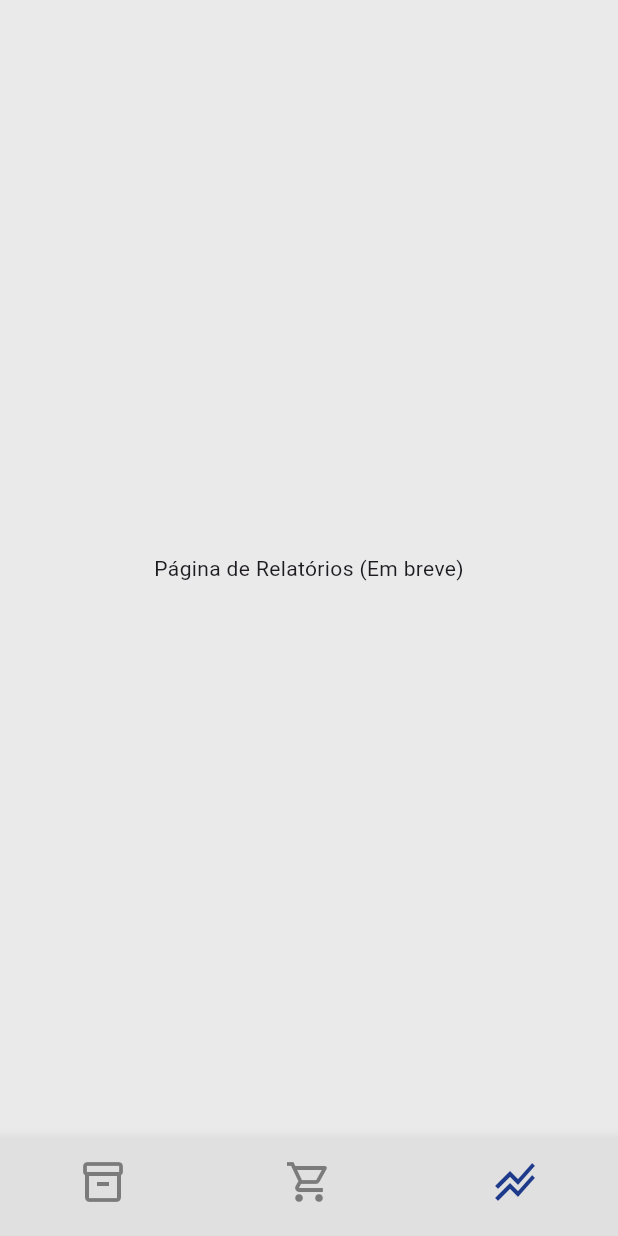
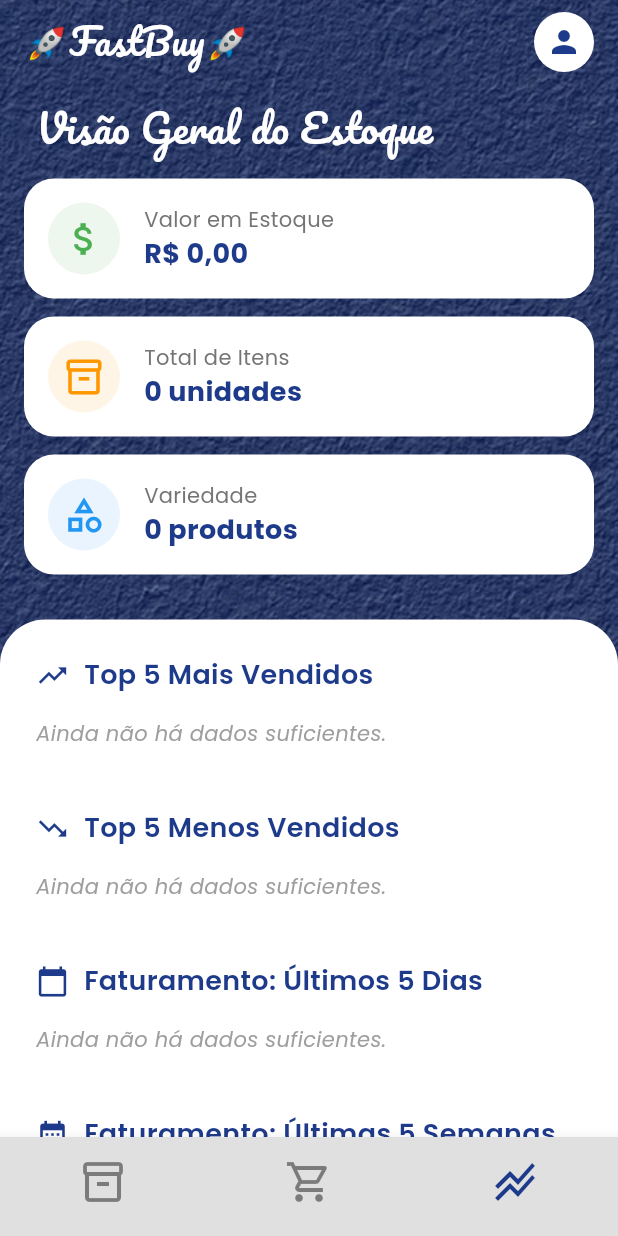
Before and after one commit to Grizzlyess/FastBuy, a Flutter app: the screen it shows after launch, item 3 of the bottom bar chosen, on a phone screen of 412 x 824 dp. Run offline on Flutter 3.47's test engine with Material 3 defaults, Android fonts, the phone set to English and light mode, and no system bars; our stand-ins replace file_picker, google_fonts, sqflite; accounts and stored records are empty; project files that could hold a hidden picture were left out.

Commit message:
Implementando a área de dados

```diff
--- a/lib/pages/home_page.dart
+++ b/lib/pages/home_page.dart
@@ -1,7 +1,7 @@
 import 'package:flutter/material.dart';
 import 'produtos_page.dart';
 import 'carrinho_page.dart';
-// import 'relatorios_page.dart';
+import 'relatorios_page.dart';
 
 class HomePage extends StatefulWidget {
   const HomePage({super.key});
@@ -17,7 +17,7 @@ class _HomePageState extends State<HomePage> {
   final List<Widget> _paginas = [
     const ProdutosPage(),
     const CarrinhoPage(),
-    const Center(child: Text('Página de Relatórios (Em breve)')),
+    const RelatoriosPage(),
   ];
 
   void _aoTocarNaAba(int index) {
--- a/lib/pages/produtos_page.dart
+++ b/lib/pages/produtos_page.dart
@@ -328,7 +328,7 @@ class _ProdutosPageState extends State<ProdutosPage> {
                           type: FileType.image,
                         );
 
-                        if (arquivos != null && arquivos.isNotEmpty && arquivos.first.path != null) {
+                        if (arquivos.isNotEmpty && arquivos.first.path != null) {
                           setStateModal(() {
                             _imagemSelecionada = File(arquivos.first.path!);
                           });
--- a/lib/pages/relatorios_page.dart
+++ b/lib/pages/relatorios_page.dart
@@ -0,0 +1,224 @@
+import 'package:flutter/material.dart';
+import 'package:google_fonts/google_fonts.dart';
+import '../models/produto_model.dart';
+import '../repositories/produto_repository.dart';
+
+class RelatoriosPage extends StatefulWidget {
+  const RelatoriosPage({super.key});
+
+  @override
+  State<RelatoriosPage> createState() => _RelatoriosPageState();
+}
+
+class _RelatoriosPageState extends State<RelatoriosPage> {
+  final _repository = ProdutoRepository();
+  List<Produto> _produtos = [];
+
+  // Listas para os relatórios
+  List<Map<String, dynamic>> _maisVendidos = [];
+  List<Map<String, dynamic>> _menosVendidos = [];
+  List<Map<String, dynamic>> _faturamentoDias = [];
+  List<Map<String, dynamic>> _faturamentoSemanas = [];
+
+  @override
+  void initState() {
+    super.initState();
+    _carregarDados();
+  }
+
+  Future<void> _carregarDados() async {
+    final listaProdutos = await _repository.listarProdutos();
+    final topMais = await _repository.getTop5MaisVendidos();
+    final topMenos = await _repository.getTop5MenosVendidos();
+    final fatDias = await _repository.getFaturamentoUltimos5Dias();
+    final fatSemanas = await _repository.getFaturamentoUltimas5Semanas();
+
+    setState(() {
+      _produtos = listaProdutos;
+      _maisVendidos = topMais;
+      _menosVendidos = topMenos;
+      _faturamentoDias = fatDias;
+      _faturamentoSemanas = fatSemanas;
+    });
+  }
+
+  int get _totalTiposProdutos => _produtos.length;
+  int get _totalItensFisicos => _produtos.fold(0, (total, item) => total + item.quantidade);
+  double get _valorTotalEstoque => _produtos.fold(0, (total, item) => total + (item.quantidade * item.valor));
+
+  @override
+  Widget build(BuildContext context) {
+    return Scaffold(
+      backgroundColor: Colors.transparent,
+      body: Stack(
+        children: [
+          Positioned.fill(
+            child: Image.asset(
+              'assets/fundo.png',
+              fit: BoxFit.cover,
+              errorBuilder: (context, error, stackTrace) => Container(color: const Color(0xFF1E3A8A)),
+            ),
+          ),
+          SafeArea(
+            child: Column(
+              children: [
+                _buildCabecalho(),
+                const SizedBox(height: 10),
+                Expanded(
+                  child: SingleChildScrollView(
+                    child: Column(
+                      crossAxisAlignment: CrossAxisAlignment.start,
+                      children: [
+                        Padding(
+                          padding: const EdgeInsets.symmetric(horizontal: 24.0),
+                          child: Text(
+                            'Visão Geral do Estoque',
+                            style: GoogleFonts.pacifico(fontSize: 26, color: Colors.white),
+                          ),
+                        ),
+                        const SizedBox(height: 16),
+                        Padding(
+                          padding: const EdgeInsets.symmetric(horizontal: 16.0),
+                          child: Column(
+                            children: [
+                              _buildCardMetrica('Valor em Estoque', 'R\$ ${_valorTotalEstoque.toStringAsFixed(2).replaceAll('.', ',')}', Icons.attach_money, Colors.green),
+                              const SizedBox(height: 12),
+                              _buildCardMetrica('Total de Itens', '$_totalItensFisicos unidades', Icons.inventory_2_outlined, Colors.orange),
+                              const SizedBox(height: 12),
+                              _buildCardMetrica('Variedade', '$_totalTiposProdutos produtos', Icons.category_outlined, Colors.blue),
+                            ],
+                          ),
+                        ),
+                        const SizedBox(height: 30),
+
+                        // ÁREA DE LISTAS DE HISTÓRICO
+                        Container(
+                            width: double.infinity,
+                            constraints: BoxConstraints(
+                              minHeight: MediaQuery.of(context).size.height * 0.6, // Força a esticar até ao fundo
+                            ),
+                            decoration: const BoxDecoration(
+                              color: Colors.white,
+                              borderRadius: BorderRadius.vertical(top: Radius.circular(30)),
+                            ),
+                            padding: const EdgeInsets.all(24.0),
+                            child: Column(
+                              crossAxisAlignment: CrossAxisAlignment.start,
+                            children: [
+                              _buildTituloSecao('Top 5 Mais Vendidos', Icons.trending_up),
+                              _buildListaHistorico(_maisVendidos, 'nome_produto', 'total', 'unidades'),
+                              const SizedBox(height: 24),
+
+                              _buildTituloSecao('Top 5 Menos Vendidos', Icons.trending_down),
+                              _buildListaHistorico(_menosVendidos, 'nome_produto', 'total', 'unidades'),
+                              const SizedBox(height: 24),
+
+                              _buildTituloSecao('Faturamento: Últimos 5 Dias', Icons.calendar_today),
+                              _buildListaHistorico(_faturamentoDias, 'data', 'total', 'R\$', isMonetario: true),
+                              const SizedBox(height: 24),
+
+                              _buildTituloSecao('Faturamento: Últimas 5 Semanas', Icons.date_range),
+                              _buildListaHistorico(_faturamentoSemanas, 'semana', 'total', 'R\$', isMonetario: true, prefixoChave: 'Semana '),
+                            ],
+                          ),
+                        ),
+                      ],
+                    ),
+                  ),
+                ),
+              ],
+            ),
+          ),
+        ],
+      ),
+    );
+  }
+
+  Widget _buildCabecalho() {
+    return Padding(
+      padding: const EdgeInsets.symmetric(horizontal: 16.0, vertical: 8.0),
+      child: Row(
+        mainAxisAlignment: MainAxisAlignment.spaceBetween,
+        children: [
+          Text('🚀FastBuy🚀', style: GoogleFonts.pacifico(color: Colors.white, fontSize: 24)),
+          const CircleAvatar(backgroundColor: Colors.white, radius: 20, child: Icon(Icons.person, color: Color(0xFF1E3A8A))),
+        ],
+      ),
+    );
+  }
+
+  Widget _buildCardMetrica(String titulo, String valor, IconData icone, Color corIcone) {
+    return Container(
+      padding: const EdgeInsets.all(16),
+      decoration: BoxDecoration(color: Colors.white, borderRadius: BorderRadius.circular(20)),
+      child: Row(
+        children: [
+          Container(
+            padding: const EdgeInsets.all(10),
+            decoration: BoxDecoration(color: corIcone.withValues(alpha: 0.1), shape: BoxShape.circle),
+            child: Icon(icone, size: 28, color: corIcone),
+          ),
+          const SizedBox(width: 16),
+          Expanded(
+            child: Column(
+              crossAxisAlignment: CrossAxisAlignment.start,
+              children: [
+                Text(titulo, style: GoogleFonts.poppins(fontSize: 14, color: Colors.grey[600])),
+                Text(valor, style: GoogleFonts.poppins(fontSize: 18, fontWeight: FontWeight.bold, color: const Color(0xFF1E3A8A))),
+              ],
+            ),
+          ),
+        ],
+      ),
+    );
+  }
+
+  Widget _buildTituloSecao(String titulo, IconData icone) {
+    return Row(
+      children: [
+        Icon(icone, color: const Color(0xFF1E3A8A), size: 22),
+        const SizedBox(width: 10),
+        Text(titulo, style: GoogleFonts.poppins(fontSize: 18, fontWeight: FontWeight.w600, color: const Color(0xFF1E3A8A))),
+      ],
+    );
+  }
+
+  Widget _buildListaHistorico(List<Map<String, dynamic>> dados, String chavePrincipal, String chaveValor, String sufixo, {bool isMonetario = false, String prefixoChave = ''}) {
+    if (dados.isEmpty) {
+      return Padding(
+        padding: const EdgeInsets.symmetric(vertical: 16.0),
+        child: Text('Ainda não há dados suficientes.', style: GoogleFonts.poppins(color: Colors.grey, fontStyle: FontStyle.italic)),
+      );
+    }
+
+    return ListView.separated(
+      shrinkWrap: true,
+      physics: const NeverScrollableScrollPhysics(),
+      itemCount: dados.length,
+      separatorBuilder: (context, index) => Divider(color: Colors.grey[300]),
+      itemBuilder: (context, index) {
+        final item = dados[index];
+        final nome = '$prefixoChave${item[chavePrincipal] ?? 'Desconhecido'}';
+        final valorCru = item[chaveValor];
+
+        String valorFormatado;
+        if (isMonetario) {
+          valorFormatado = '$sufixo ${(valorCru as num).toStringAsFixed(2).replaceAll('.', ',')}';
+        } else {
+          valorFormatado = '$valorCru $sufixo';
+        }
+
+        return Padding(
+          padding: const EdgeInsets.symmetric(vertical: 8.0),
+          child: Row(
+            mainAxisAlignment: MainAxisAlignment.spaceBetween,
+            children: [
+              Text(nome, style: GoogleFonts.poppins(fontSize: 15, color: Colors.black87)),
+              Text(valorFormatado, style: GoogleFonts.poppins(fontSize: 15, fontWeight: FontWeight.bold, color: const Color(0xFF1E3A8A))),
+            ],
+          ),
+        );
+      },
+    );
+  }
+}
--- a/pubspec.yaml
+++ b/pubspec.yaml
@@ -19,6 +19,7 @@ dependencies:
   path_provider: ^2.1.6
   image_picker: ^1.2.3
   file_picker: ^13.1.0
+  fl_chart: ^1.3.0
 
 dev_dependencies:
   flutter_test:
```
Also changed, not shown: lib/database/database_helper.dart (+25 -1 lines), lib/pages/carrinho_page.dart (+14 -13 lines), lib/repositories/produto_repository.dart (+57 -6 lines), pubspec.lock.
